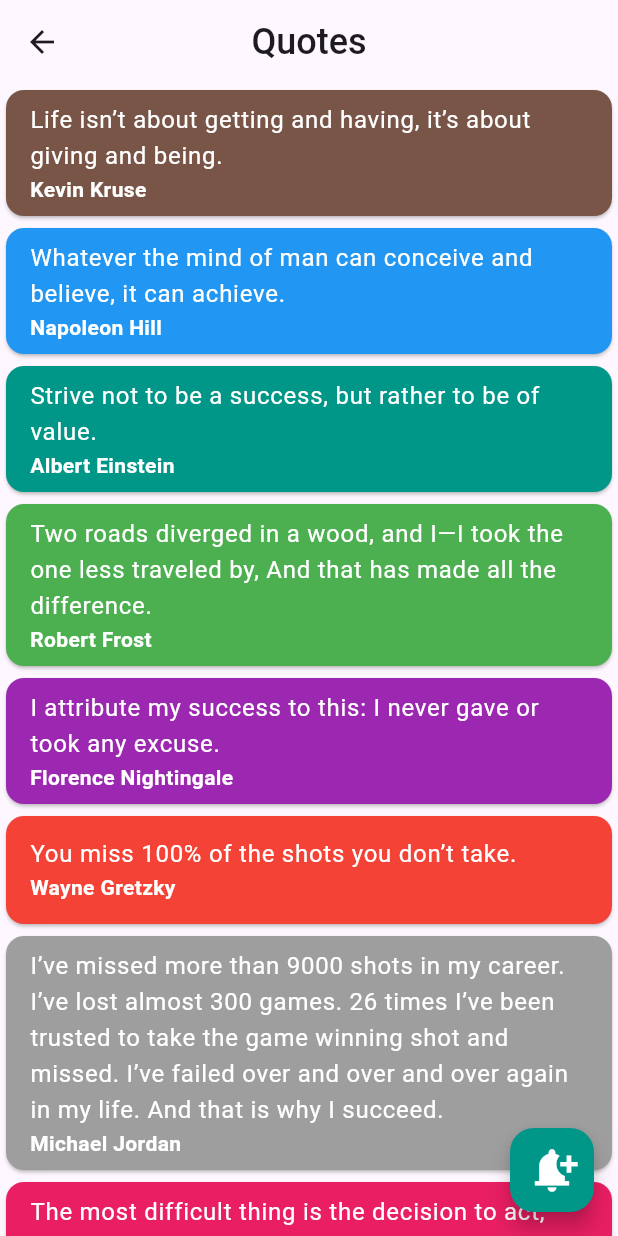
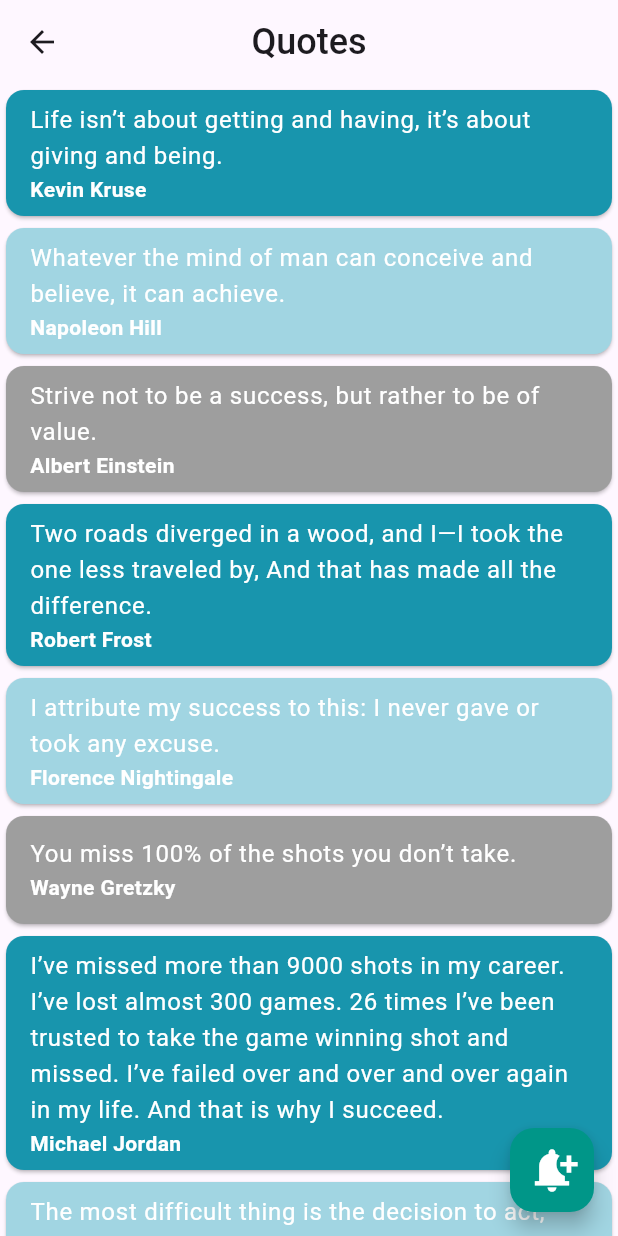
Before and after one commit to Nikks27/quote_app_daily_task, a Flutter app: the QuotesRandom screen opened directly, on a phone screen of 412 x 824 dp. Run offline on Flutter 3.47's test engine with Material 3 defaults, Android fonts, the phone set to English and light mode, and no system bars.

Commit message:
dialogbox invoice genrate random quotes tongal quotes

```diff
--- a/lib/Random Quote/random_quotes.dart
+++ b/lib/Random Quote/random_quotes.dart
@@ -7,16 +7,12 @@ import '../utils/quoteList.dart';
 QuoteModel? quoteModel;
 
 final List<Color> cardColors = [
-  Colors.brown,
-  Colors.blue,
-  Colors.teal,
-  Colors.green,
-  Colors.purple,
-  Colors.red,
+  Color(0xff1895ad),
+  Color(0xffa1d5e2),
+  // Color(0xfff1f1f2),
+
   Colors.grey,
-  Colors.pink,
-  Colors.blueAccent,
-  Colors.lightGreenAccent,
+
 ];
 
 class QuotesRandom extends StatefulWidget {
--- a/lib/utils/Routs.dart
+++ b/lib/utils/Routs.dart
@@ -2,6 +2,7 @@ import 'package:flutter/material.dart';
 
 import '../DialogBox/simple_dialog_box.dart';
 import '../Random Quote/random_quotes.dart';
+import '../TongalView/tongalview.dart';
 import '../invoice/invoice.dart';
 
 
@@ -16,7 +17,7 @@ class quoteApp extends StatelessWidget {
       debugShowCheckedModeBanner: false,
       routes: {
         // '/' : (context) => dialog(),
-        '/' : (context) => QuotesRandom(),
+        '/' : (context) => TogalView(),
       },
     );
   }
```
Also changed, not shown: lib/TongalView/tongalview.dart (added, +99 -0 lines).
